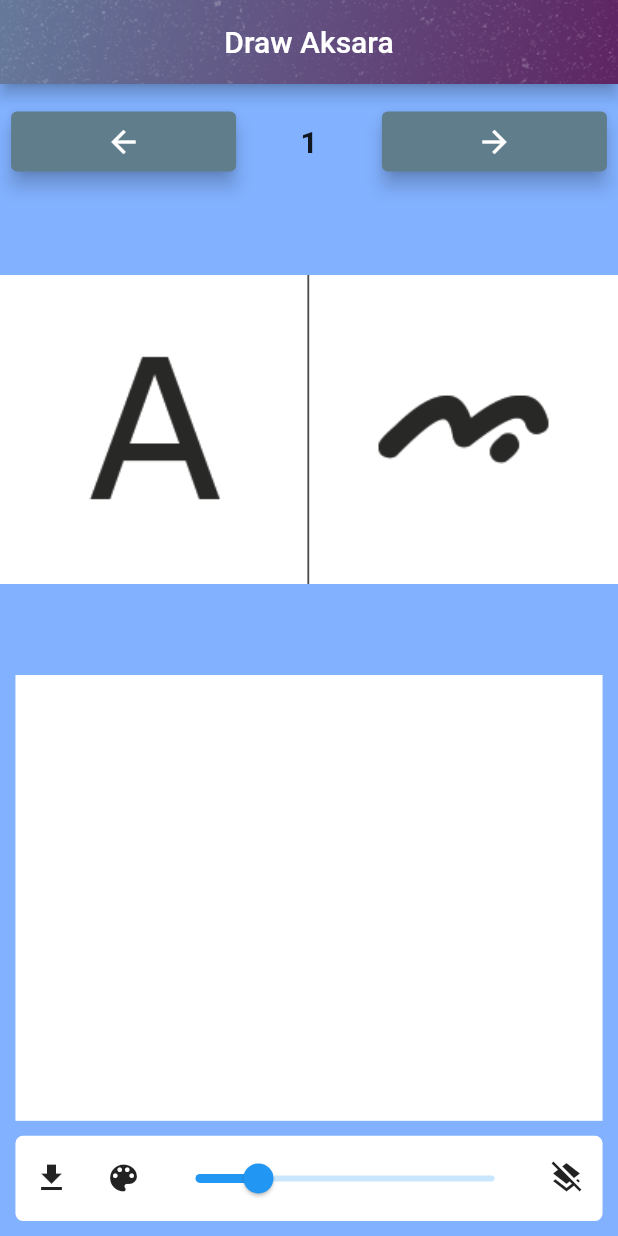
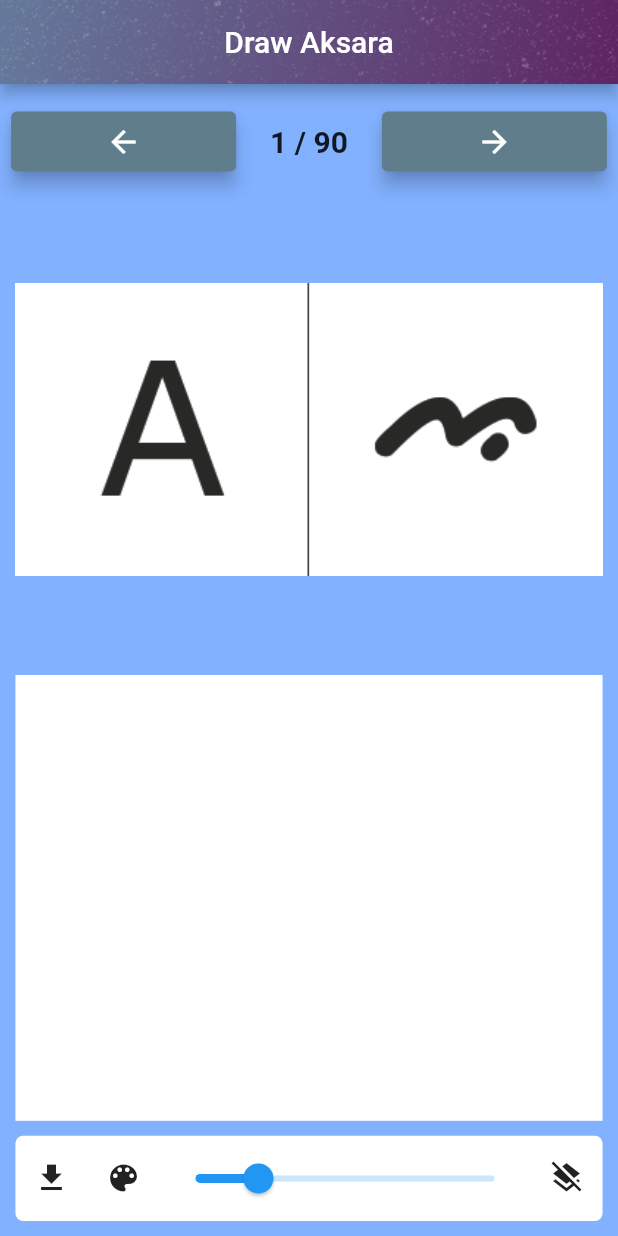
Before and after one commit to NaufalRizqullah/draw_aksara, a Flutter app: the screen it shows after launch, on a phone screen of 412 x 824 dp. Run offline on Flutter 3.47's test engine with Material 2 defaults, Android fonts, the phone set to English and light mode, and no system bars; drawn by our look-alikes of carousel_slider; our stand-ins replace another_flushbar, flutter_colorpicker, image_gallery_saver, permission_handler, shimmer.

Commit message:
[released-v.0.2.2] change a bit interface in slider and number

```diff
--- a/lib/page/homepage.dart
+++ b/lib/page/homepage.dart
@@ -23,7 +23,7 @@ class _HomePageState extends State<HomePage> {
     String data = await rootBundle.loadString('assets/base/json/list.json');
     var jsonResult = jsonDecode(data);
     var list = AssetsImageBase.fromJson(jsonResult);
-    Future.delayed(const Duration(seconds: 2), () {
+    Future.delayed(const Duration(seconds: 3), () {
       setState(() {
         imgAssets = list.listBase;
         isLoading = false;
@@ -99,8 +99,8 @@ class _HomePageState extends State<HomePage> {
                   key: signatureGlobalKey,
                   backgroundColor: Colors.white,
                   strokeColor: selectedColor,
-                  minimumStrokeWidth: 1.0 + strokeWidth,
-                  maximumStrokeWidth: 3.0 + strokeWidth,
+                  minimumStrokeWidth: strokeWidth,
+                  maximumStrokeWidth: 1.0 + strokeWidth,
                 ),
               ),
             ),
--- a/lib/widget/image_slider.dart
+++ b/lib/widget/image_slider.dart
@@ -23,6 +23,8 @@ class _ImageSliderState extends State<ImageSlider> {
 
   @override
   Widget build(BuildContext context) {
+    final double width = MediaQuery.of(context).size.width;
+
     return Column(
       children: [
         Flexible(
@@ -55,7 +57,7 @@ class _ImageSliderState extends State<ImageSlider> {
                 fit: FlexFit.loose,
                 child: Center(
                   child: Text(
-                    "${(currentIndex + 1).toString()}",
+                    "${(currentIndex + 1).toString()} / ${widget.imgAssets.length}",
                     style: TextStyle(
                       fontSize: 20,
                       fontWeight: FontWeight.bold,
@@ -89,6 +91,7 @@ class _ImageSliderState extends State<ImageSlider> {
           flex: 4,
           fit: FlexFit.tight,
           child: Container(
+            width: width * 0.95,
             child: CarouselSlider(
               carouselController: buttonCarouselController,
               items: widget.imgAssets
```
